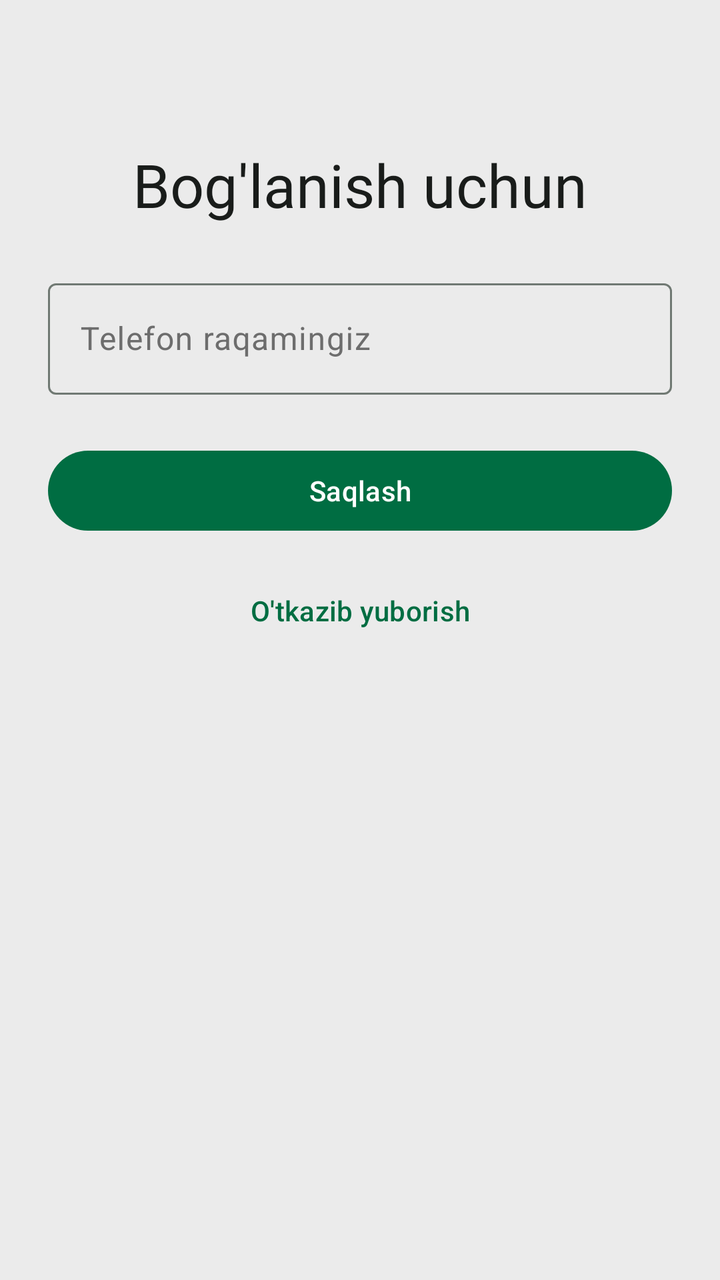
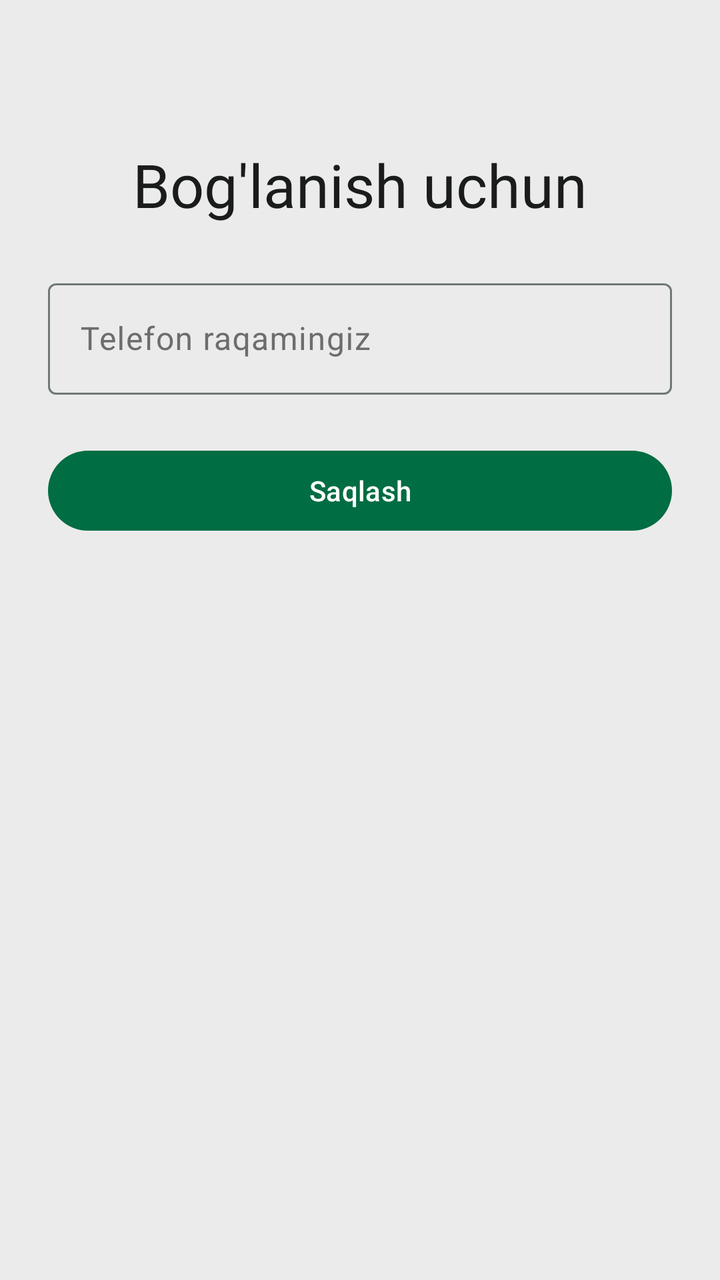

An Android layout rendered at two revisions. The XML below is the earlier revision; the diff shows what the commit changed to produce the second picture.
<!-- AndroidManifest.xml: application theme Theme.Ozamiz -->
<!-- res/layout/fragment_phone_onboard.xml -->
<?xml version="1.0" encoding="utf-8"?>
<androidx.constraintlayout.widget.ConstraintLayout xmlns:android="http://schemas.android.com/apk/res/android"
    xmlns:app="http://schemas.android.com/apk/res-auto"
    xmlns:tools="http://schemas.android.com/tools"
    android:layout_width="match_parent"
    android:background="?colorSurfaceContainer"
    android:layout_height="match_parent"
    android:padding="@dimen/dimen_24">

    <TextView
        android:id="@+id/textViewTitle"
        style="@style/Title4_28"
        android:layout_width="match_parent"
        android:layout_height="wrap_content"
        android:layout_marginTop="@dimen/dimen_48"
        android:fontFamily="@font/roboto_bold"
        android:gravity="center"
        android:text="@string/phone_onboard_title"
        android:textColor="?colorOnSurface"
        app:layout_constraintEnd_toEndOf="parent"
        app:layout_constraintStart_toStartOf="parent"
        app:layout_constraintTop_toTopOf="parent" />

    <com.google.android.material.textfield.TextInputLayout
        android:id="@+id/text_input_phone"
        android:layout_width="match_parent"
        android:layout_height="wrap_content"
        android:layout_marginTop="@dimen/dimen_24"
        app:layout_constraintEnd_toEndOf="parent"
        app:layout_constraintStart_toStartOf="parent"
        app:layout_constraintTop_toBottomOf="@+id/textViewTitle">

        <com.google.android.material.textfield.TextInputEditText
            android:id="@+id/edit_text_phone"
            android:layout_width="match_parent"
            android:inputType="phone"
            android:hint="@string/phone_onboard_hint"
            android:layout_height="wrap_content" />
    </com.google.android.material.textfield.TextInputLayout>

    <com.google.android.material.button.MaterialButton
        android:id="@+id/button_save"
        android:layout_width="match_parent"
        android:layout_height="wrap_content"
        android:layout_marginTop="@dimen/dimen_24"
        android:text="@string/phone_onboard_save"
        app:layout_constraintTop_toBottomOf="@+id/text_input_phone"
        app:layout_constraintEnd_toEndOf="parent"
        app:layout_constraintStart_toStartOf="parent"/>

    <com.google.android.material.button.MaterialButton
        android:id="@+id/button_skip"
        style="@style/Widget.Material3.Button.TextButton"
        android:layout_width="match_parent"
        android:layout_height="wrap_content"
        android:layout_marginTop="@dimen/dimen_12"
        android:text="@string/phone_onboard_skip"
        app:layout_constraintTop_toBottomOf="@+id/button_save"
        app:layout_constraintEnd_toEndOf="parent"
        app:layout_constraintStart_toStartOf="parent"/>

</androidx.constraintlayout.widget.ConstraintLayout>
<!-- resources referenced by this layout -->
<resources>
  <dimen name="dimen_12">12dp</dimen>
  <dimen name="dimen_24">24dp</dimen>
  <dimen name="dimen_48">48dp</dimen>
  <string name="phone_onboard_hint">Telefon raqamingiz</string>
  <string name="phone_onboard_save">Saqlash</string>
  <string name="phone_onboard_skip">O\'tkazib yuborish</string>
  <string name="phone_onboard_title">Bog\'lanish uchun</string>
  <style name="Title4_28">
          <item name="android:textSize">30sp</item>
          <item name="android:fontFamily">@font/roboto_bold</item>
      </style>
  <style name="Theme.Ozamiz" parent="Base.Ozamiz" />
  <color name="md_theme_light_surfaceContainer">#EBEBEB</color>
  <color name="md_theme_light_primary">#006D42</color>
  <color name="md_theme_light_onPrimary">#FFFFFF</color>
  <color name="md_theme_light_primaryContainer">#96F7B8</color>
  <color name="md_theme_light_onPrimaryContainer">#002111</color>
  <color name="md_theme_light_secondary">#4F6353</color>
  <color name="md_theme_light_onSecondary">#FFFFFF</color>
  <color name="md_theme_light_secondaryContainer">#D2E8D4</color>
  <color name="md_theme_light_onSecondaryContainer">#0D1F13</color>
  <color name="md_theme_light_tertiary">#3A646F</color>
  <color name="md_theme_light_onTertiary">#FFFFFF</color>
  <color name="md_theme_light_tertiaryContainer">#BEEAF7</color>
  <color name="md_theme_light_onTertiaryContainer">#001F25</color>
  <color name="md_theme_light_error">#BA1A1A</color>
  <color name="md_theme_light_onError">#FFFFFF</color>
  <color name="md_theme_light_errorContainer">#FFDAD6</color>
  <color name="md_theme_light_onErrorContainer">#410002</color>
  <color name="md_theme_light_surface">#FBFDF9</color>
  <color name="md_theme_light_onSurface">#191C1A</color>
  <color name="md_theme_light_surfaceVariant">#DBE5DD</color>
  <color name="md_theme_light_outline">#707973</color>
  <color name="md_theme_light_surfaceContainerLowest">#FFFFFF</color>
  <color name="md_theme_light_surfaceContainerLow">#F8F8F8</color>
  <color name="md_theme_light_surfaceContainerHigh">#F1F1F1</color>
  <color name="md_theme_light_surfaceContainerHighest">#E6E6E6</color>
  <!-- unchanged entries left out for length: 1 -->
</resources>

<!-- the commit's change to res/layout/fragment_phone_onboard.xml (unified diff, before → after) -->
@@ -48,15 +48,5 @@
         app:layout_constraintEnd_toEndOf="parent"
         app:layout_constraintStart_toStartOf="parent"/>
 
-    <com.google.android.material.button.MaterialButton
-        android:id="@+id/button_skip"
-        style="@style/Widget.Material3.Button.TextButton"
-        android:layout_width="match_parent"
-        android:layout_height="wrap_content"
-        android:layout_marginTop="@dimen/dimen_12"
-        android:text="@string/phone_onboard_skip"
-        app:layout_constraintTop_toBottomOf="@+id/button_save"
-        app:layout_constraintEnd_toEndOf="parent"
-        app:layout_constraintStart_toStartOf="parent"/>
 
 </androidx.constraintlayout.widget.ConstraintLayout>
<!-- resource entries referenced after the edit -->
@@ -1,11 +1,9 @@
 <!-- resources referenced by this layout -->
 <resources>
-  <dimen name="dimen_12">12dp</dimen>
   <dimen name="dimen_24">24dp</dimen>
   <dimen name="dimen_48">48dp</dimen>
   <string name="phone_onboard_hint">Telefon raqamingiz</string>
   <string name="phone_onboard_save">Saqlash</string>
-  <string name="phone_onboard_skip">O\'tkazib yuborish</string>
   <string name="phone_onboard_title">Bog\'lanish uchun</string>
   <style name="Title4_28">
           <item name="android:textSize">30sp</item>
